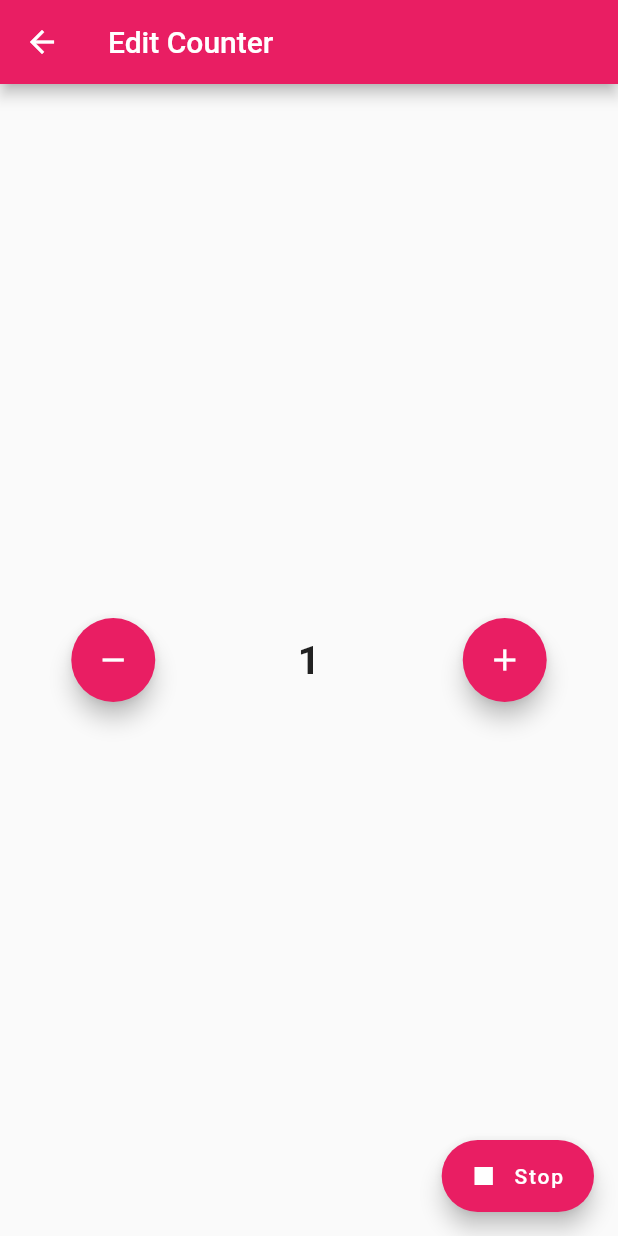
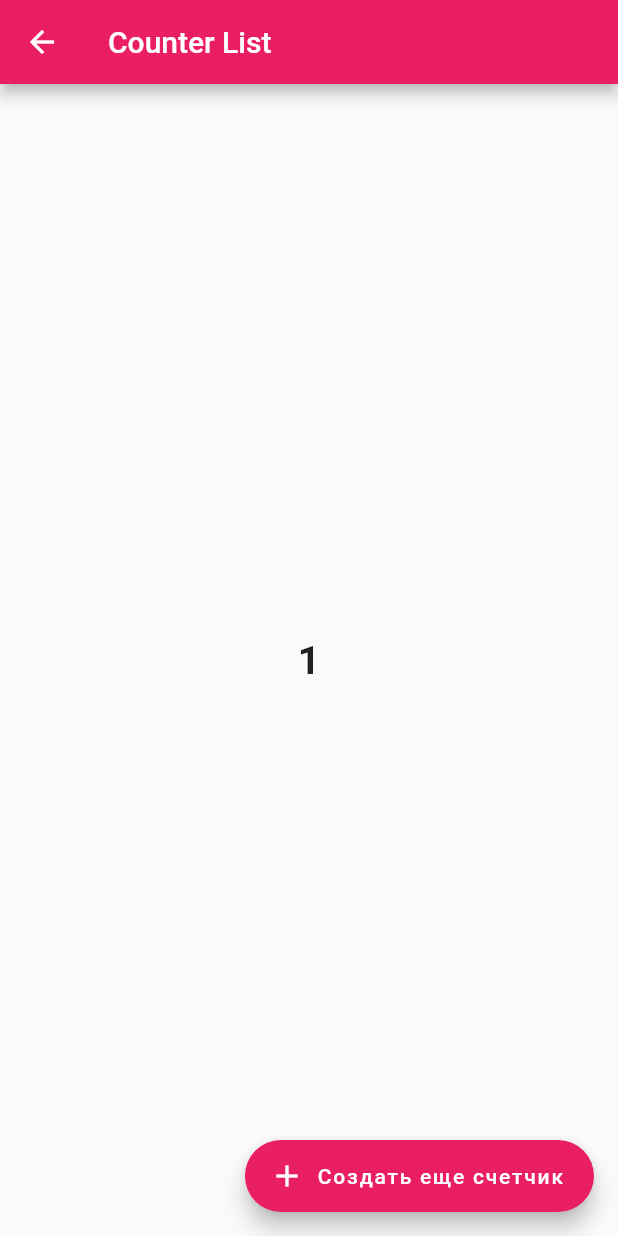
Before and after one commit to AppleJul/counter_my_app, a Flutter app: the CounterScreenState screen opened directly, after a tap on the "add" icon, after a tap on "Stop", on a phone screen of 412 x 824 dp. Run offline on Flutter 3.47's test engine with Material 2 defaults, Android fonts, the phone set to English and light mode, and no system bars.

Commit message:
Проект по счетчику

```diff
--- a/lib/src/features/counter/ui/counter_edit.dart
+++ b/lib/src/features/counter/ui/counter_edit.dart
@@ -1,4 +1,4 @@
-import 'package:counter_my_app/src/features/counter/models/counter_edit.dart';
+import 'package:counter_my_app/src/features/counter/ui/counter_list.dart';
 import 'package:flutter/material.dart';
 import 'package:counter_my_app/src/features/counter/ui/home_page.dart';
 import 'package:counter_my_app/main.dart';
@@ -46,7 +46,11 @@ class CounterScreen extends State<CounterScreenState> {
           ],
         )
       ),
-      floatingActionButton: FloatingActionButton.extended(onPressed:(){},
+      floatingActionButton: FloatingActionButton.extended(onPressed:(){
+        Navigator.of(context).push(MaterialPageRoute(builder: (context) {
+          return CounterListScreen(_count);
+        }));
+      },
           label: const Text('Stop'),
           backgroundColor: Colors.pink,
           icon: Icon(Icons.stop),
--- /dev/null
+++ b/lib/src/features/counter/ui/counter_list.dart
@@ -0,0 +1,29 @@
+import 'package:flutter/material.dart';
+
+class CounterListScreen extends StatelessWidget {
+
+  int number;
+  CounterListScreen(this.number);
+
+  @override
+  Widget build(BuildContext context) {
+    return Scaffold(
+        appBar: AppBar(title: Text('Counter List'), backgroundColor: Colors.pink,),
+        body: Center(
+          child: Column(
+            mainAxisAlignment: MainAxisAlignment.center,
+            children: [
+              Text('$number', style: TextStyle(fontWeight: FontWeight.bold, fontSize: 26.0)),
+            ],
+          ),
+        ),
+      floatingActionButton: FloatingActionButton.extended(
+        onPressed: () {
+          Navigator.of(context).pop();},
+        label: const Text('Создать еще счетчик'),
+        backgroundColor: Colors.pink,
+        icon: Icon(Icons.add),
+      ),
+    );
+  }
+}
```
